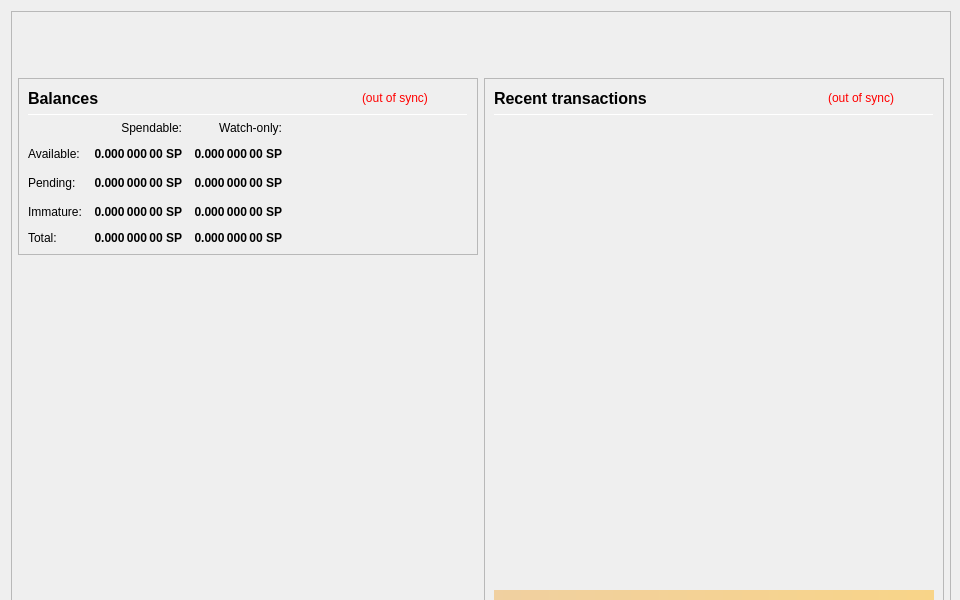
This is src/qt/forms/overviewpage.ui in rmagicflo/supro as Qt 5 draws it before an edit. The edited form follows.
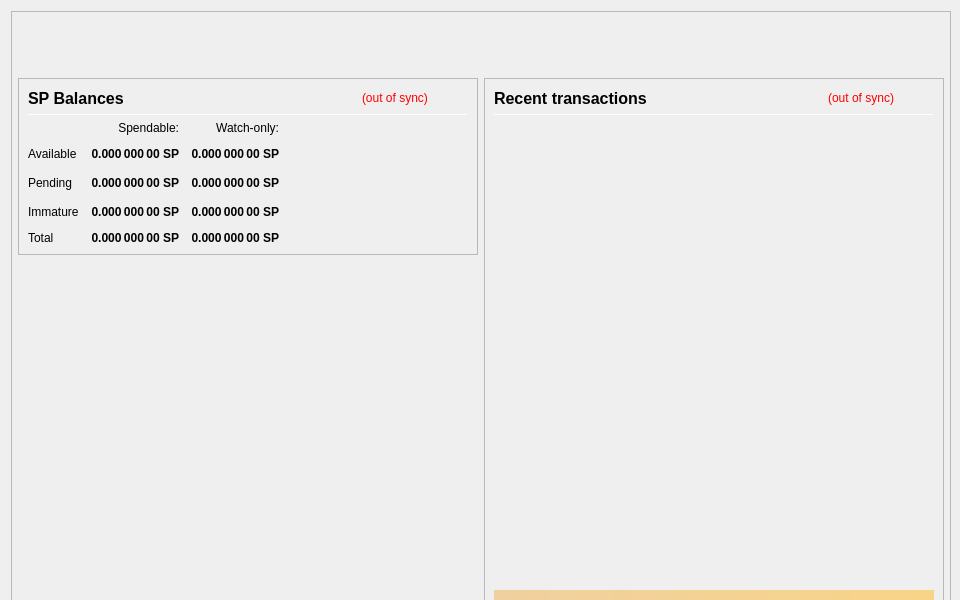
This is the edited form.

```diff
--- a/src/qt/forms/overviewpage.ui
+++ b/src/qt/forms/overviewpage.ui
@@ -175,7 +175,7 @@
                        </font>
                       </property>
                       <property name="text">
-                       <string>Balances</string>
+                       <string>SP Balances</string>
                       </property>
                      </widget>
                     </item>
@@ -315,7 +315,7 @@
                     <item row="4" column="0">
                      <widget class="QLabel" name="labelTotalText">
                       <property name="text">
-                       <string>Total:</string>
+                       <string>Total</string>
                       </property>
                       <property name="textInteractionFlags">
                        <set>Qt::NoTextInteraction</set>
@@ -363,7 +363,7 @@
                     <item row="3" column="0">
                      <widget class="QLabel" name="labelImmatureText">
                       <property name="text">
-                       <string>Immature:</string>
+                       <string>Immature</string>
                       </property>
                       <property name="textInteractionFlags">
                        <set>Qt::NoTextInteraction</set>
@@ -433,7 +433,7 @@
                     <item row="1" column="0">
                      <widget class="QLabel" name="labelBalanceText">
                       <property name="text">
-                       <string>Available:</string>
+                       <string>Available</string>
                       </property>
                       <property name="textInteractionFlags">
                        <set>Qt::NoTextInteraction</set>
@@ -493,7 +493,7 @@
                     <item row="2" column="0">
                      <widget class="QLabel" name="labelPendingText">
                       <property name="text">
-                       <string>Pending:</string>
+                       <string>Pending</string>
                       </property>
                       <property name="textInteractionFlags">
                        <set>Qt::NoTextInteraction</set>
```
Left out of the diff: 22 changed lines with no effect on the pictures.
